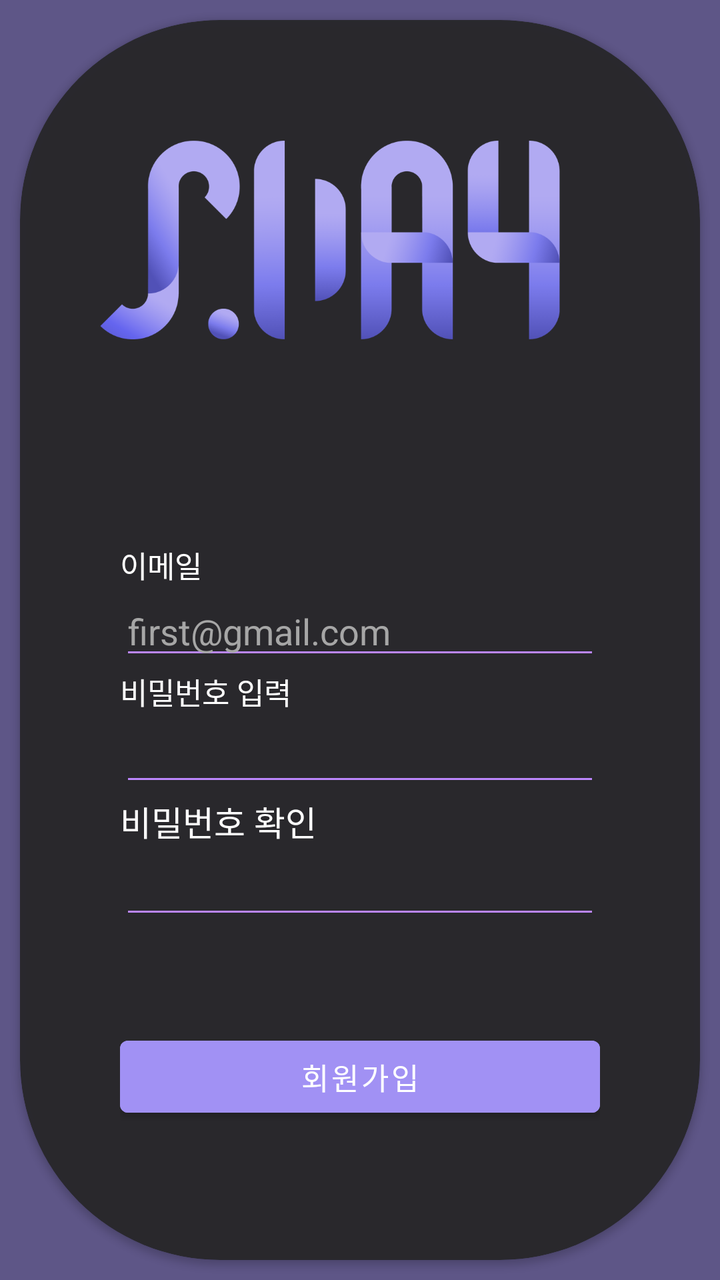
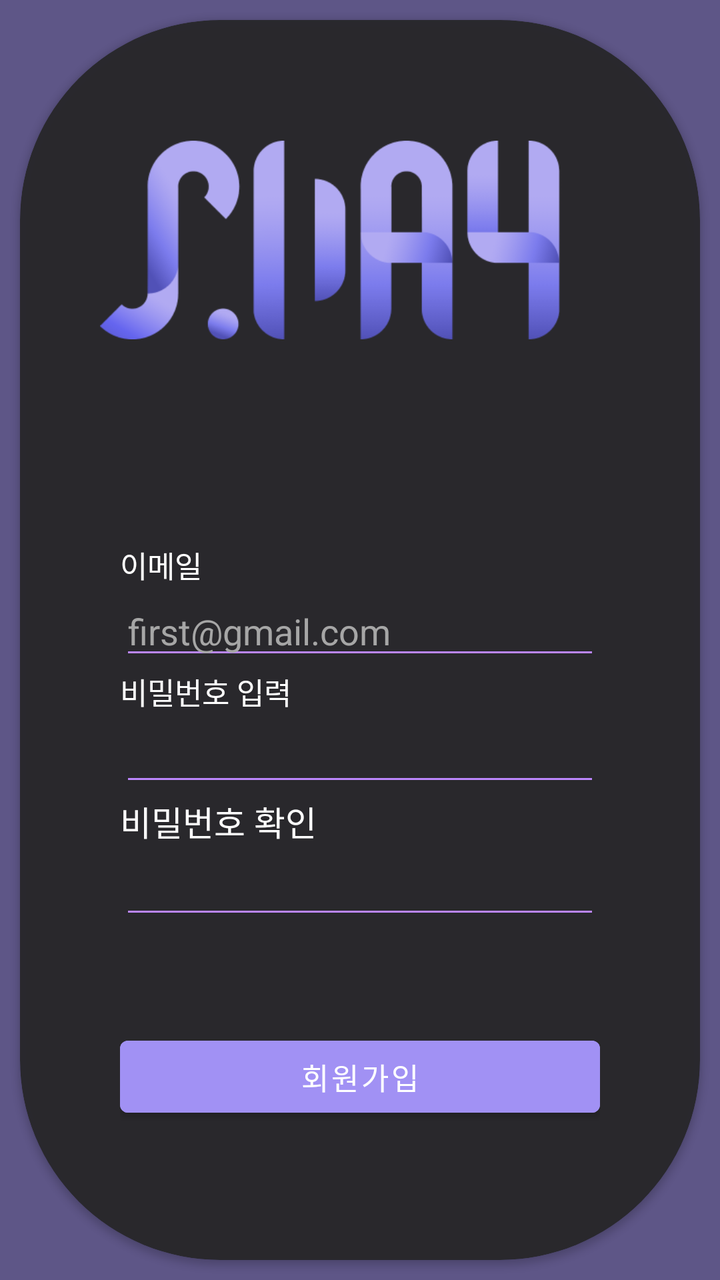

Screens rendered from an Android XML layout before and after an edit, with the pre-edit source and the edit as a unified diff.
<!-- AndroidManifest.xml: application theme Theme.ShareDay -->
<!-- res/layout/activity_sign_up.xml -->
<?xml version="1.0" encoding="utf-8"?>
<LinearLayout xmlns:android="http://schemas.android.com/apk/res/android"
    xmlns:app="http://schemas.android.com/apk/res-auto"
    xmlns:card_view="http://schemas.android.com/apk/res-auto"
    xmlns:tools="http://schemas.android.com/tools"
    android:layout_width="match_parent"
    android:layout_height="match_parent"
    android:background="#5E5687"
    android:orientation="vertical"
    tools:context=".user.SignUpActivity">


    <androidx.cardview.widget.CardView
        android:id="@+id/cardview"
        android:layout_width="match_parent"
        android:layout_height="0dp"
        android:layout_margin="10dp"
        android:layout_marginStart="18.3dp"
        android:layout_marginTop="11dp"
        android:layout_marginEnd="18.7dp"
        android:layout_weight="2"
        android:backgroundTint="#E1252525"
        card_view:cardCornerRadius="100dp">


        <LinearLayout
            android:layout_width="match_parent"
            android:layout_height="match_parent"
            android:layout_margin="20dp"
            android:orientation="vertical"
            android:padding="20dp">

            <LinearLayout
                android:layout_width="match_parent"
                android:layout_height="wrap_content"
                android:orientation="horizontal">

                <ImageView
                    android:layout_width="match_parent"
                    android:layout_height="100dp"
                    android:layout_marginTop="20dp"
                    android:layout_marginEnd="30dp"
                    android:src="@drawable/sday" />
            </LinearLayout>

            <LinearLayout
                android:layout_width="match_parent"
                android:layout_height="wrap_content"
                android:layout_marginTop="40dp"
                android:layout_weight="0.5"
                android:orientation="vertical">

                <TextView
                    android:layout_width="wrap_content"
                    android:layout_height="wrap_content"
                    android:layout_marginStart="105dp"
                    android:text="SIGN UP"
                    android:textColor="@color/white"
                    android:textSize="25sp"
                    android:textStyle="bold" />

            </LinearLayout>

            <LinearLayout
                android:layout_width="match_parent"
                android:layout_height="394dp"
                android:layout_marginTop="50dp"
                android:layout_weight="1"
                android:orientation="vertical"
                android:padding="10dp">

                <LinearLayout
                    android:layout_width="match_parent"
                    android:layout_height="0dp"
                    android:layout_weight="8"
                    android:orientation="vertical">


                    <TextView
                        android:layout_width="wrap_content"
                        android:layout_height="wrap_content"
                        android:text="이메일"
                        android:textAppearance="@style/TextAppearance.AppCompat.Body1"
                        android:textColor="@color/white"
                        android:textSize="15sp" />


                    <EditText
                        android:id="@+id/makeId"
                        android:textColor="@color/white"
                        android:layout_width="match_parent"
                        android:layout_height="wrap_content"
                        android:layout_gravity="center"
                        android:backgroundTint="@color/purple_200"
                        android:hint="first@gmail.com"
                        android:inputType="textEmailAddress"
                        android:textColorHint="#A6A6A6"
                        android:textCursorDrawable="@null" />


                    <TextView
                        android:layout_width="wrap_content"
                        android:layout_height="wrap_content"
                        android:text="비밀번호 입력"
                        android:textAppearance="@style/TextAppearance.AppCompat.Body1"
                        android:textColor="@color/white"
                        android:textSize="15sp" />

                    <EditText
                        android:id="@+id/makePw"
                        android:textColor="@color/white"
                        android:layout_width="match_parent"
                        android:layout_height="wrap_content"
                        android:layout_gravity="center"
                        android:backgroundTint="@color/purple_200"
                        android:inputType="textPassword"
                        android:textCursorDrawable="@null" />

                    <TextView
                        android:layout_width="wrap_content"
                        android:layout_height="wrap_content"
                        android:text="비밀번호 확인"
                        android:textAppearance="@style/TextAppearance.AppCompat.Body1"
                        android:textColor="@color/white"
                        android:textSize="17sp" />

                    <EditText
                        android:id="@+id/confirmPw"
                        android:textColor="@color/white"
                        android:layout_width="match_parent"
                        android:layout_height="wrap_content"
                        android:layout_gravity="center"
                        android:backgroundTint="@color/purple_200"
                        android:inputType="textPassword"
                        android:textCursorDrawable="@null" />

                    <Button
                        android:id="@+id/btnSignOk"
                        android:layout_width="match_parent"
                        android:layout_height="wrap_content"
                        android:layout_marginTop="50dp"
                        android:backgroundTint="#A191F4"
                        android:text="회원가입"
                        android:textSize="15sp" />


                </LinearLayout>

            </LinearLayout>

        </LinearLayout>

    </androidx.cardview.widget.CardView>

</LinearLayout>
<!-- resources referenced by this layout -->
<resources>
  <color name="purple_200">#FFBB86FC</color>
  <color name="white">#FFFFFFFF</color>
  <!-- drawable sday: png bitmap (drawable, 71318 bytes) -->
  <style name="Theme.ShareDay" parent="Theme.MaterialComponents.DayNight.DarkActionBar">
          
          <item name="colorPrimary">@color/purple_500</item>
          <item name="colorPrimaryVariant">@color/purple_700</item>
          <item name="colorOnPrimary">@color/white</item>
          
          <item name="colorSecondary">@color/teal_200</item>
          <item name="colorSecondaryVariant">@color/teal_700</item>
          <item name="colorOnSecondary">@color/black</item>
          
          <item name="android:statusBarColor" tools:targetApi="l">?attr/colorPrimaryVariant</item>
          
          <item name="windowNoTitle">true</item>
      </style>
  <color name="purple_500">#FF6200EE</color>
  <color name="purple_700">#FF3700B3</color>
  <color name="teal_200">#FF03DAC5</color>
  <color name="teal_700">#FF018786</color>
  <color name="black">#FF000000</color>
</resources>

<!-- the commit's change to res/layout/activity_sign_up.xml (unified diff, before → after) -->
@@ -40,7 +40,7 @@
                     android:layout_height="100dp"
                     android:layout_marginTop="20dp"
                     android:layout_marginEnd="30dp"
-                    android:src="@drawable/sday" />
+                    android:src="@drawable/shareday_logo" />
             </LinearLayout>
 
             <LinearLayout
<!-- resource entries referenced after the edit -->
@@ -2,7 +2,7 @@
 <resources>
   <color name="purple_200">#FFBB86FC</color>
   <color name="white">#FFFFFFFF</color>
-  <!-- drawable sday: png bitmap (drawable, 71318 bytes) -->
+  <!-- drawable shareday_logo: png bitmap (drawable, 22602 bytes) -->
   <style name="Theme.ShareDay" parent="Theme.MaterialComponents.DayNight.DarkActionBar">
           
           <item name="colorPrimary">@color/purple_500</item>
